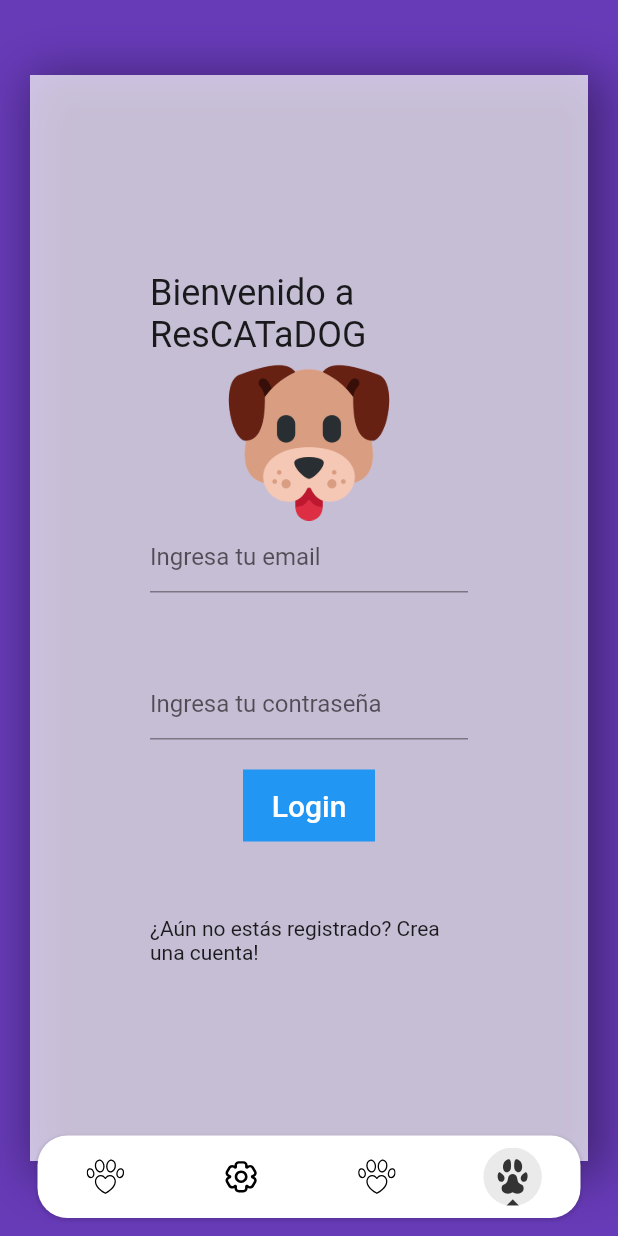
After one commit to warevil/rescatadog, a Flutter app: the screen it shows after launch, item 4 of the bottom bar chosen, on a phone screen of 412 x 824 dp. The commit adds this screen. Run offline on Flutter 3.47's test engine with Material 2 defaults, Android fonts, the phone set to English and light mode, and no system bars; our stand-ins replace flutter_svg.

Commit message:
first login

```diff
--- a/lib/app/page.dart
+++ b/lib/app/page.dart
@@ -1,6 +1,8 @@
 import 'package:flutter/material.dart';
+import 'package:rescatadog/login/widgets/login.dart';
 
 import '../chat/page.dart';
+import '../login/page.dart';
 import '../theme/colors.dart';
 import '../utils/constants.dart';
 import 'widgets/bottom_bar_item.dart';
@@ -35,6 +37,12 @@ class _RootAppState extends State<RootApp> with TickerProviderStateMixin {
       'icon': 'assets/icons/pet-border.svg',
       'active_icon': 'assets/icons/pet.svg',
       'page': const ChatPage(),
+      'title': ' '
+    },
+    {
+      'icon': 'assets/icons/pet-border.svg',
+      'active_icon': 'assets/icons/pet.svg',
+      'page': Login(),
       'title': ' '
     },
   ];
--- /dev/null
+++ b/lib/login/page.dart
@@ -0,0 +1,10 @@
+import 'package:flutter/material.dart';
+import './widgets/login.dart';
+
+class LoginApp extends StatelessWidget {
+  @override
+  Widget build(BuildContext context) {
+    final titulo = 'Formulario de Validacion de Campos !!';
+    return Center(child: Text('Hello'));
+  }
+}
--- /dev/null
+++ b/lib/login/widgets/login.dart
@@ -0,0 +1,79 @@
+import 'package:flutter/material.dart';
+
+class Login extends StatefulWidget {
+  _LoginState createState() => _LoginState();
+}
+
+class _LoginState extends State<Login> {
+  TextEditingController email = new TextEditingController();
+  TextEditingController password = new TextEditingController();
+
+  Widget build(BuildContext context) {
+    return Scaffold(
+      backgroundColor: Colors.deepPurple,
+      body: Container(
+          decoration: BoxDecoration(
+            boxShadow: [
+              BoxShadow(
+                  color: Colors.black38,
+                  blurRadius: 25.0,
+                  spreadRadius: 5.0,
+                  offset: Offset(5.0, 5.0)),
+            ],
+            color: Colors.white70,
+          ),
+          margin: EdgeInsets.only(top: 50, left: 20, right: 20, bottom: 50),
+          padding: EdgeInsets.only(top: 50, left: 80, right: 80, bottom: 50),
+          child: Center(
+              child: Column(
+                  mainAxisAlignment: MainAxisAlignment.center,
+                  children: [
+                Text(
+                  'Bienvenido a ResCATaDOG',
+                  style: TextStyle(fontSize: 24),
+                ),
+                Image.asset('assets/img/dog.png', height: 110),
+                CampoText1(),
+                SizedBox(
+                  height: 50,
+                ),
+                CampoText2(),
+                Container(
+                  margin: EdgeInsets.only(top: 20),
+                  decoration: BoxDecoration(color: Colors.blue),
+                  // borderRadius: BorderRadius.circular(10),
+                  child: Boton(),
+                ),
+                SizedBox(
+                  height: 50,
+                ),
+                Text("¿Aún no estás registrado? Crea una cuenta!")
+              ]))),
+    );
+  }
+
+  Widget CampoText1() {
+    return TextField(
+      controller: email,
+      decoration: InputDecoration(hintText: "Ingresa tu email"),
+    );
+  }
+
+  Widget CampoText2() {
+    return TextField(
+      controller: password,
+      obscureText: true,
+      decoration: InputDecoration(hintText: "Ingresa tu contraseña"),
+    );
+  }
+
+  Widget Boton() {
+    return FlatButton(
+      child: Text(
+        'Login',
+        style: TextStyle(color: Colors.white, fontSize: 20),
+      ),
+      onPressed: () {},
+    );
+  }
+}
--- a/pubspec.yaml
+++ b/pubspec.yaml
@@ -34,3 +34,4 @@ flutter:
   uses-material-design: true
   assets:
     - assets/icons/
+    - assets/img/
```
Also changed, not shown: assets/img/dog.png (added), 1 other file.
